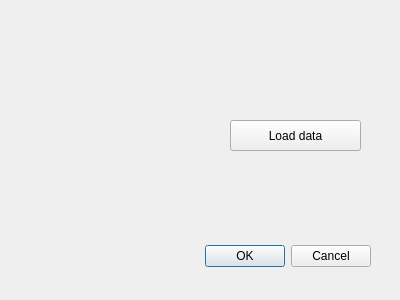
First picture: the form in Artdatabanken_plugin_dialog_base.ui, repository albabjorkman/GIT-project, before the edit.
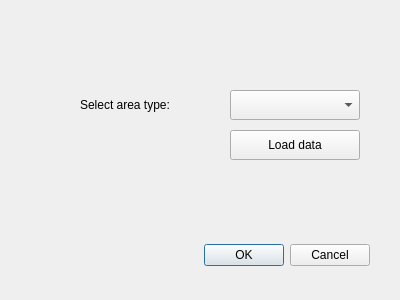
Second picture: the form after the edit.

What changed in the file:
```diff
--- a/Artdatabanken_plugin_dialog_base.ui
+++ b/Artdatabanken_plugin_dialog_base.ui
@@ -18,8 +18,8 @@
     <rect>
      <x>30</x>
      <y>240</y>
-     <width>341</width>
-     <height>32</height>
+     <width>340</width>
+     <height>30</height>
     </rect>
    </property>
    <property name="orientation">
@@ -29,13 +29,48 @@
     <set>QDialogButtonBox::Cancel|QDialogButtonBox::Ok</set>
    </property>
   </widget>
+  
+  <!-- Label for drop down menu (Qconbobox)-->
+  <widget class="QLabel" name="lableAreaType">
+  <property name="geometry">
+    <rect>
+     <x>80</x>
+     <y>90</y>
+     <width>130</width>
+     <height>30</height>
+    </rect>
+   </property>
+
+   <property name="text">
+    <string>Select area type:</string>
+   </property>
+  </widget>  
+  
+  <!-- Drop down menu (Qconbobox)-->
+  <widget class="QComboBox" name="areaType">
+  <property name="geometry">
+    <rect>
+     <x>230</x>
+     <y>90</y>
+     <width>130</width>
+     <height>30</height>
+    </rect>
+   </property>
+  <property name="editable">
+    <bool>false</bool>
+   </property>
+   <property name="currentIndex">
+    <number>-1</number>
+   </property>
+  </widget>  
+  
   <widget class="QPushButton" name="loadDataButton">
    <property name="geometry">
     <rect>
      <x>230</x>
-     <y>120</y>
-     <width>131</width>
-     <height>31</height>
+     <y>130</y>
+     <width>130</width>
+     <height>30</height>
     </rect>
    </property>
    <property name="text">
```
